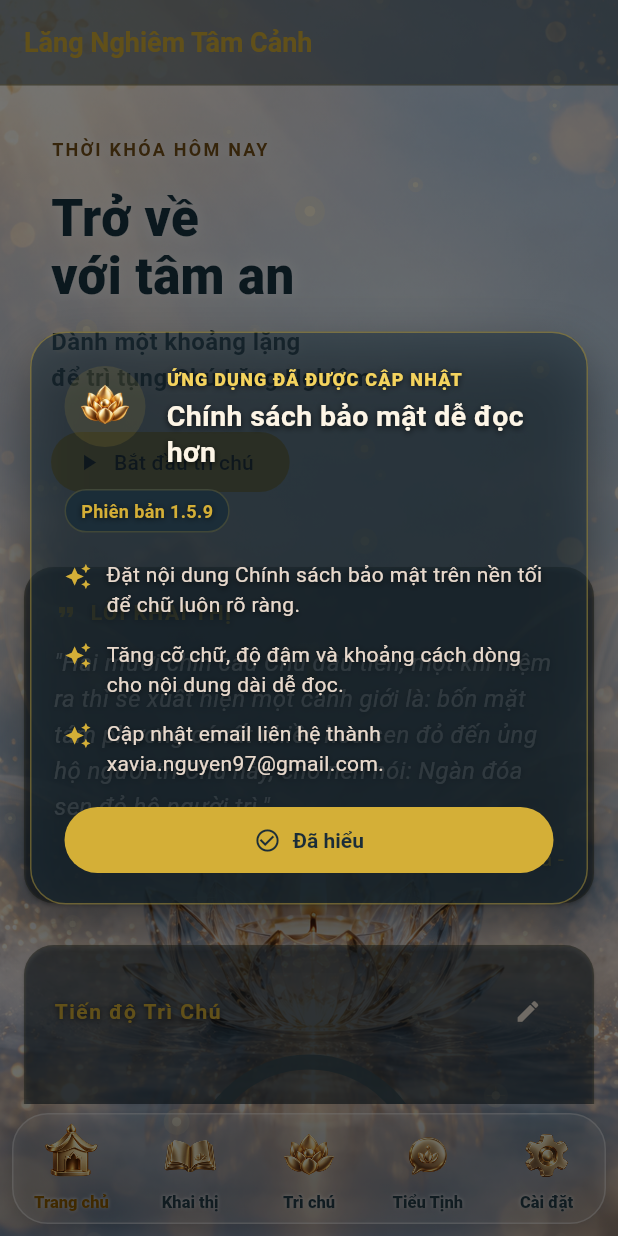
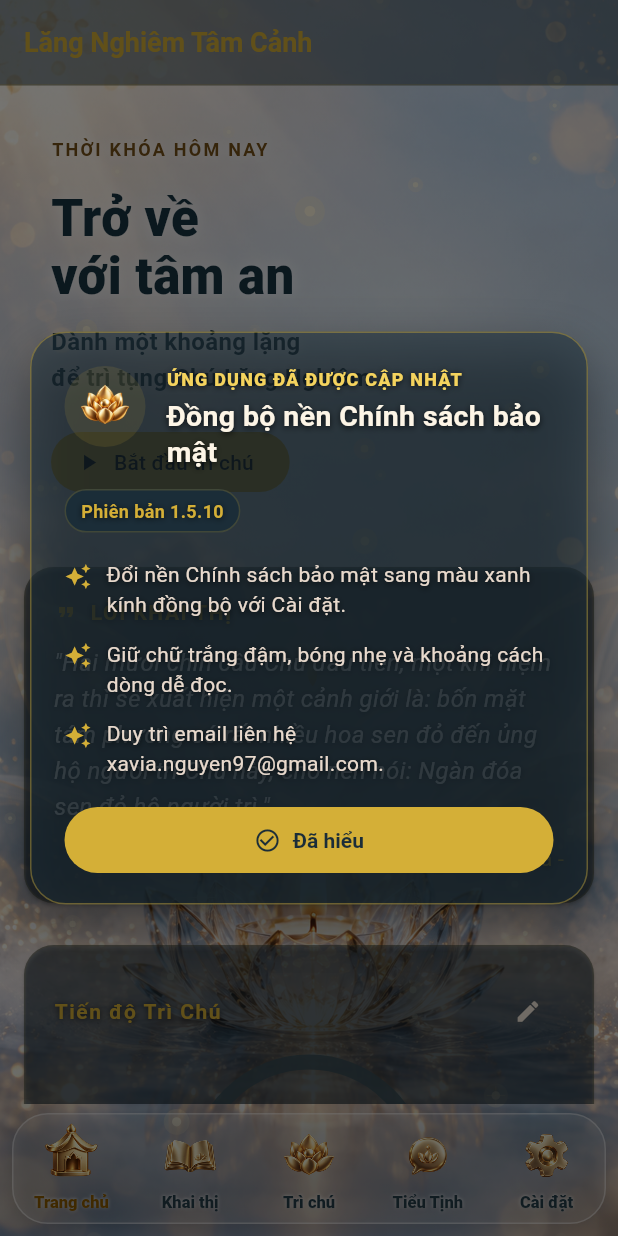
Before and after one commit to Kimanh2026/lang_nghiem_tam_canh, a Flutter app: the MainScaffold screen opened by its route, on a phone screen of 412 x 824 dp. Run offline on Flutter 3.47's test engine with Material 3 defaults, Android fonts, the phone set to English and light mode, and no system bars; our stand-ins replace flutter_dotenv, flutter_local_notifications, google_generative_ai, shared_preferences; missing offline and left inert: vnlunar; accounts and stored records are empty.

Commit message:
Đồng bộ nền chính sách bảo mật

```diff
--- a/lib/release_notes.dart
+++ b/lib/release_notes.dart
@@ -5,14 +5,14 @@ import 'theme/app_palette.dart';
 class AppReleaseNotes {
   const AppReleaseNotes._();
 
-  static const version = '1.5.9+26';
-  static const displayVersion = '1.5.9';
+  static const version = '1.5.10+27';
+  static const displayVersion = '1.5.10';
   static const seenVersionKey = 'last_seen_release_notes_version';
-  static const title = 'Chính sách bảo mật dễ đọc hơn';
+  static const title = 'Đồng bộ nền Chính sách bảo mật';
   static const changes = <String>[
-    'Đặt nội dung Chính sách bảo mật trên nền tối để chữ luôn rõ ràng.',
-    'Tăng cỡ chữ, độ đậm và khoảng cách dòng cho nội dung dài dễ đọc.',
-    'Cập nhật email liên hệ thành xavia.nguyen97@gmail.com.',
+    'Đổi nền Chính sách bảo mật sang màu xanh kính đồng bộ với Cài đặt.',
+    'Giữ chữ trắng đậm, bóng nhẹ và khoảng cách dòng dễ đọc.',
+    'Duy trì email liên hệ xavia.nguyen97@gmail.com.',
   ];
 
   static bool shouldAnnounce(String? lastSeenVersion) =>
--- a/pubspec.yaml
+++ b/pubspec.yaml
@@ -16,7 +16,7 @@ publish_to: 'none' # Remove this line if you wish to publish to pub.dev
 # https://developer.apple.com/library/archive/documentation/General/Reference/InfoPlistKeyReference/Articles/CoreFoundationKeys.html
 # In Windows, build-name is used as the major, minor, and patch parts
 # of the product and file versions while build-number is used as the build suffix.
-version: 1.5.9+26
+version: 1.5.10+27
 
 environment:
   sdk: ^3.12.0
```
Also changed, not shown: lib/screens/privacy_policy_screen.dart (+5 -2 lines), 10 other files.
